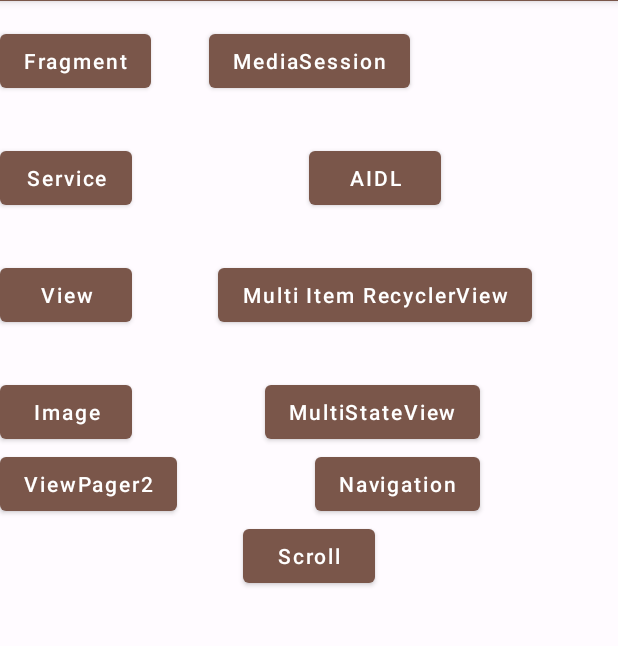
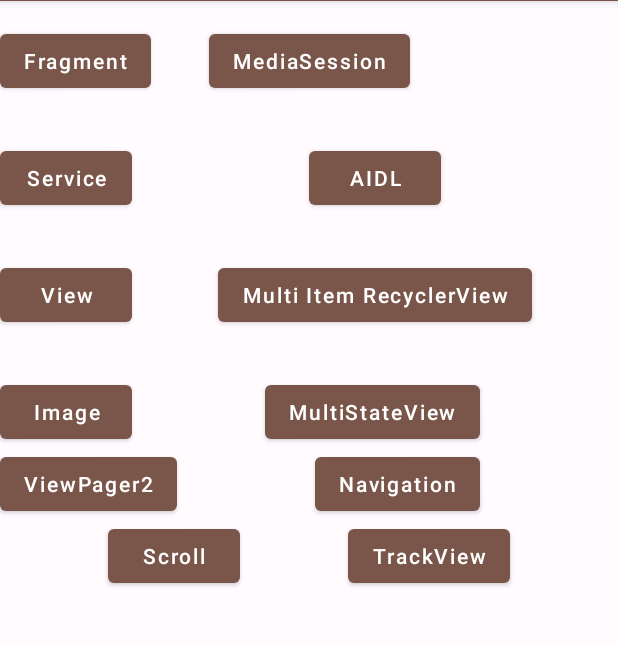
Before and after one commit to imdevil-mk/Playground, an Android app: the screen it shows after launch (MainActivity), on a phone screen of 412 x 824 dp, the part 83-729 px from its top. Run offline under Robolectric (Android 15) with nearby library versions, the phone set to English and light mode, and no system bars.

Commit message:
a view track your finger

```diff
--- a/app/src/main/AndroidManifest.xml
+++ b/app/src/main/AndroidManifest.xml
@@ -117,6 +117,10 @@
         <activity
             android:name=".view.offset.ViewOffsetActivity"
             android:exported="true" />
+
+        <activity
+            android:name=".view.track.TrackActivity"
+            android:exported="true" />
     </application>
 
 </manifest>
--- a/app/src/main/java/com/imdevil/playground/MainActivity.kt
+++ b/app/src/main/java/com/imdevil/playground/MainActivity.kt
@@ -14,6 +14,7 @@ import com.imdevil.playground.service.aidl.ClientActivity
 import com.imdevil.playground.view.TouchActivity
 import com.imdevil.playground.view.multistate.MultiStateActivity
 import com.imdevil.playground.view.scroll.ScrollMainDemoActivity
+import com.imdevil.playground.view.track.TrackActivity
 import com.imdevil.playground.viewpager2.ViewPager2Activity
 
 class MainActivity : LogActivity() {
@@ -37,5 +38,6 @@ class MainActivity : LogActivity() {
         setupButtonClick(R.id.view_pager2, ViewPager2Activity::class.java)
         setupButtonClick(R.id.navigation, BottomNavigationActivity::class.java)
         setupButtonClick(R.id.scroll, ScrollMainDemoActivity::class.java)
+        setupButtonClick(R.id.track, TrackActivity::class.java)
     }
 }
--- /dev/null
+++ b/app/src/main/java/com/imdevil/playground/view/track/TrackActivity.kt
@@ -0,0 +1,6 @@
+package com.imdevil.playground.view.track
+
+import androidx.appcompat.app.AppCompatActivity
+import com.imdevil.playground.R
+
+class TrackActivity : AppCompatActivity(R.layout.activity_track)
--- a/app/src/main/res/layout/activity_main.xml
+++ b/app/src/main/res/layout/activity_main.xml
@@ -11,7 +11,6 @@
         android:layout_width="wrap_content"
         android:layout_height="wrap_content"
         android:layout_marginTop="16dp"
-        android:onClick="goToFragment"
         android:text="Fragment"
         android:textAllCaps="false"
         app:layout_constraintStart_toStartOf="parent"
@@ -22,7 +21,6 @@
         android:id="@+id/media_session"
         android:layout_width="wrap_content"
         android:layout_height="wrap_content"
-        android:onClick="goToMusic"
         android:text="MediaSession"
         app:layout_constraintBottom_toBottomOf="@id/fragment"
         app:layout_constraintEnd_toEndOf="parent"
@@ -34,7 +32,6 @@
         android:layout_width="wrap_content"
         android:layout_height="wrap_content"
         android:layout_marginTop="30dp"
-        android:onClick="goToService"
         android:text="Service"
         android:textAllCaps="false"
         app:layout_constraintStart_toStartOf="parent"
@@ -45,7 +42,6 @@
         android:layout_width="wrap_content"
         android:layout_height="wrap_content"
         android:layout_marginTop="30dp"
-        android:onClick="goToView"
         android:text="View"
         android:textAllCaps="false"
         app:layout_constraintStart_toStartOf="parent"
@@ -56,7 +52,6 @@
         android:layout_width="wrap_content"
         android:layout_height="wrap_content"
         android:layout_marginTop="30dp"
-        android:onClick="goToImageLoad"
         android:text="Image"
         android:textAllCaps="false"
         app:layout_constraintStart_toStartOf="parent"
@@ -66,7 +61,6 @@
         android:id="@+id/multi_item_rv"
         android:layout_width="wrap_content"
         android:layout_height="wrap_content"
-        android:onClick="goToMultiRecyclerViewActivity"
         android:text="Multi Item RecyclerView"
         android:textAllCaps="false"
         app:layout_constraintBottom_toBottomOf="@+id/view"
@@ -78,7 +72,6 @@
         android:id="@+id/aidl"
         android:layout_width="wrap_content"
         android:layout_height="wrap_content"
-        android:onClick="goToAIDL"
         android:text="AIDL"
         android:textAllCaps="false"
         app:layout_constraintBottom_toBottomOf="@+id/service"
@@ -90,7 +83,6 @@
         android:id="@+id/multi_state_view"
         android:layout_width="wrap_content"
         android:layout_height="wrap_content"
-        android:onClick="goToMultiStateActivity"
         android:text="MultiStateView"
         app:layout_constraintBottom_toBottomOf="@+id/image"
         app:layout_constraintEnd_toEndOf="parent"
@@ -102,7 +94,6 @@
         android:id="@+id/view_pager2"
         android:layout_width="wrap_content"
         android:layout_height="wrap_content"
-        android:onClick="goToViewPagerActivity"
         android:text="ViewPager2"
         app:layout_constraintStart_toStartOf="parent"
         app:layout_constraintTop_toBottomOf="@id/image" />
@@ -111,7 +102,6 @@
         android:id="@+id/navigation"
         android:layout_width="wrap_content"
         android:layout_height="wrap_content"
-        android:onClick="goToBottomNavigationActivity"
         android:text="Navigation"
         app:layout_constraintEnd_toEndOf="parent"
         app:layout_constraintStart_toEndOf="@+id/view_pager2"
@@ -121,9 +111,18 @@
         android:id="@+id/scroll"
         android:layout_width="wrap_content"
         android:layout_height="wrap_content"
-        android:onClick="goToScrollListActivity"
         android:text="Scroll"
-        app:layout_constraintEnd_toEndOf="parent"
+        app:layout_constraintEnd_toStartOf="@id/track"
         app:layout_constraintStart_toStartOf="parent"
         app:layout_constraintTop_toBottomOf="@+id/view_pager2" />
+
+    <Button
+        android:id="@+id/track"
+        android:layout_width="wrap_content"
+        android:layout_height="wrap_content"
+        android:text="TrackView"
+        app:layout_constraintBottom_toBottomOf="@id/scroll"
+        app:layout_constraintEnd_toEndOf="parent"
+        app:layout_constraintStart_toEndOf="@id/scroll"
+        app:layout_constraintTop_toTopOf="@id/scroll" />
 </androidx.constraintlayout.widget.ConstraintLayout>
```
Also changed, not shown: app/src/main/java/com/imdevil/playground/view/track/TrackView.kt (added, +101 -0 lines), app/src/main/res/layout/activity_track.xml (added, +10 -0 lines).
